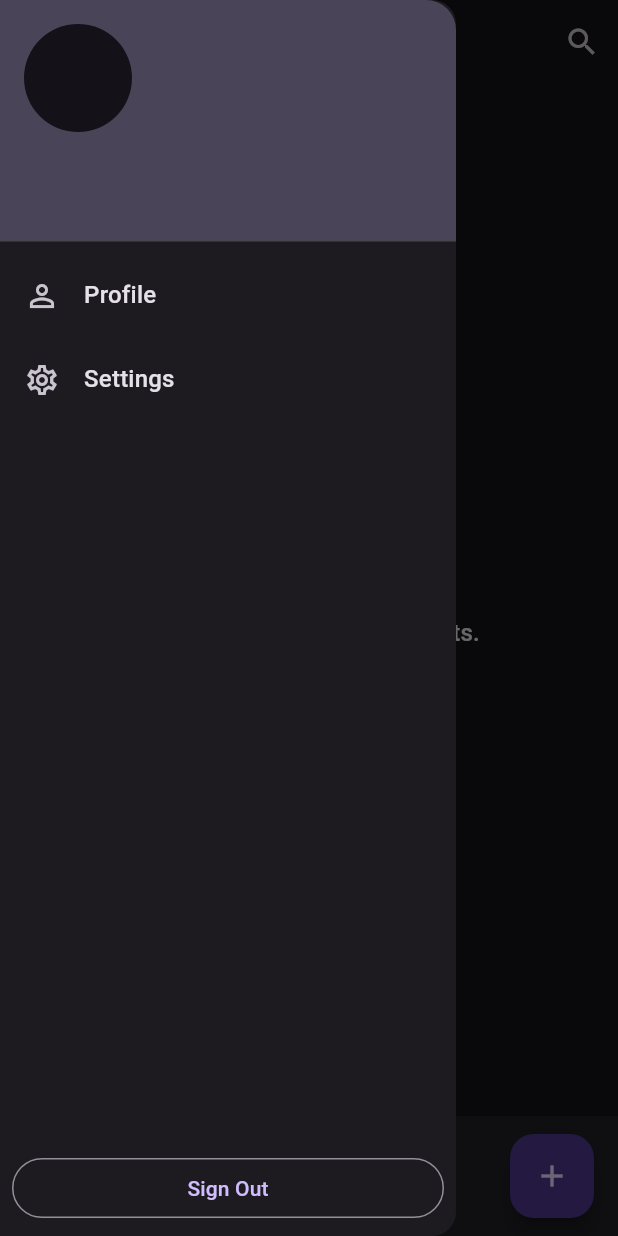
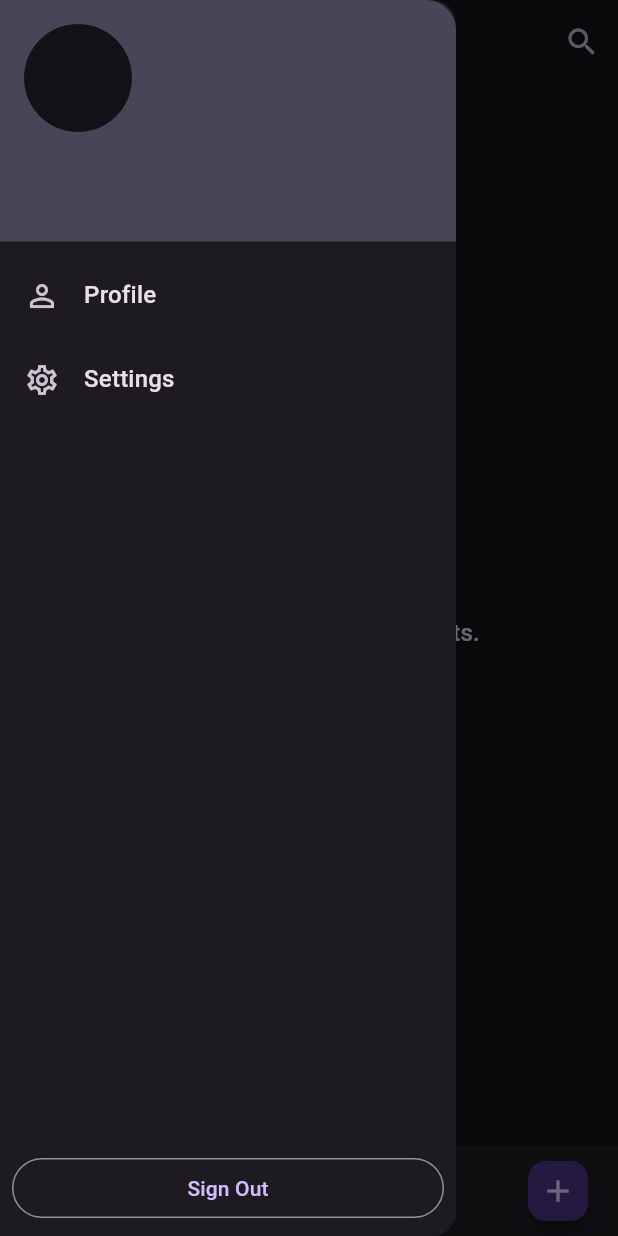
Before and after one commit to MuktharAmiyan/Pixgraphy, a Flutter app: the MainView screen opened by its route, with the side drawer open, on a phone screen of 412 x 824 dp. Run offline on Flutter 3.47's test engine with Material 2 defaults, Android fonts, the phone set to English and light mode, and no system bars; our stand-ins replace cached_network_image, cloud_firestore, connectivity_plus, firebase_auth, firebase_core, firebase_messaging and 9 more; accounts and stored records are empty; network calls fail.

Commit message:
some changes

```diff
--- /dev/null
+++ b/lib/state/connectivity/conectivity_provider.dart
@@ -0,0 +1,18 @@
+import 'dart:async';
+
+import 'package:connectivity_plus/connectivity_plus.dart';
+import 'package:flutter_riverpod/flutter_riverpod.dart';
+
+final connectivityProvider =
+    StreamProvider.autoDispose<ConnectivityResult>((ref) {
+  final controller = StreamController<ConnectivityResult>();
+  final sub =
+      Connectivity().onConnectivityChanged.listen((ConnectivityResult result) {
+    controller.sink.add(result);
+  });
+  ref.onDispose(() {
+    controller.close();
+    sub.cancel();
+  });
+  return controller.stream;
+});
--- a/lib/view/auth/sign_in_view.dart
+++ b/lib/view/auth/sign_in_view.dart
@@ -2,7 +2,6 @@ import 'package:flutter/material.dart';
 import 'package:flutter_riverpod/flutter_riverpod.dart';
 import 'package:pixgraphy/state/auth/model/auth_failure.dart';
 import 'package:pixgraphy/view/components/snakbar/snakbar_model.dart';
-import 'package:pixgraphy/view/components/snakbar/error_snakbar.dart';
 import '../../state/auth/notifier/auth_state_notifier.dart';
 import '../components/app_logo/app_logo.dart';
 import '../components/google_auth_button/continue_with_google_button.dart';
@@ -18,8 +17,8 @@ class SignInView extends ConsumerWidget {
     ref.listen(
       authStateProvider,
       (_, authState) => authState.maybeMap(
-        error: (error) => ErrorSnackbar(
-          errorText: error.failure.toErrString,
+        error: (error) => AppSnackbar(
+          message: error.failure.toErrString,
           context: context,
         ).show,
         orElse: () => null,
--- a/lib/view/auth/sign_up_view.dart
+++ b/lib/view/auth/sign_up_view.dart
@@ -6,7 +6,6 @@ import 'package:pixgraphy/view/components/app_logo/app_logo.dart';
 import 'package:pixgraphy/view/components/constants/strings.dart';
 import 'package:pixgraphy/view/components/google_auth_button/continue_with_google_button.dart';
 import 'package:pixgraphy/view/components/liner_progress/appbar_bottom_loading.dart';
-import 'package:pixgraphy/view/components/snakbar/error_snakbar.dart';
 import 'package:pixgraphy/view/components/snakbar/snakbar_model.dart';
 
 import '../../state/auth/notifier/auth_state_notifier.dart';
@@ -20,8 +19,8 @@ class SignUpView extends ConsumerWidget {
     ref.listen(
       authStateProvider,
       (_, authState) => authState.maybeMap(
-        error: (error) => ErrorSnackbar(
-          errorText: error.failure.toErrString,
+        error: (error) => AppSnackbar(
+          message: error.failure.toErrString,
           context: context,
         ).show,
         orElse: () => null,
--- a/lib/view/components/app_bar/main_app_bar.dart
+++ b/lib/view/components/app_bar/main_app_bar.dart
@@ -15,7 +15,8 @@ class MainAppBar extends ConsumerWidget implements PreferredSizeWidget {
     final uid = ref.watch(userIdProvider);
     return AnimatedContainer(
       duration: const Duration(milliseconds: 800),
-      height: isShow ? 100 : 0,
+      curve: Curves.ease,
+      height: isShow ? 80 : 0,
       child: AppBar(
         elevation: 0,
         leading: Padding(
@@ -47,5 +48,5 @@ class MainAppBar extends ConsumerWidget implements PreferredSizeWidget {
   }
 
   @override
-  Size get preferredSize => const Size(double.infinity, 120);
+  Size get preferredSize => const Size(double.infinity, 80);
 }
--- a/lib/view/components/constants/strings.dart
+++ b/lib/view/components/constants/strings.dart
@@ -123,7 +123,8 @@ class Strings {
       "Are you  sure you want to sign out ?";
   static const postDeleted = "Post deleted";
   static const save = "Save";
-
+  static const noInternetFound = "Oops no internet found !";
+  static const retry = "Retry";
   static const reportList = [
     'Violent or repulsive content',
     'Hateful or abusive content',
--- a/lib/view/components/post/post_detail_view.dart
+++ b/lib/view/components/post/post_detail_view.dart
@@ -13,12 +13,12 @@ import 'package:pixgraphy/view/components/post/network_image_view.dart';
 import 'package:pixgraphy/view/components/post/post_menu_list.dart';
 import 'package:pixgraphy/view/components/profile/profile_circle_avathar.dart';
 import 'package:pixgraphy/view/components/profile/profile_name.dart';
-import 'package:pixgraphy/view/components/snakbar/error_snakbar.dart';
 import 'package:pixgraphy/view/components/text/subtitle.dart';
 import 'package:pixgraphy/view/components/text/title.dart';
 import '../../../state/post/model/post.dart';
 import '../../../state/post/notifier/post_notifier.dart';
 import '../comment/comment_card.dart';
+import '../snakbar/snakbar_model.dart';
 
 class PostDetailView extends ConsumerWidget {
   final Post post;
@@ -32,8 +32,8 @@ class PostDetailView extends ConsumerWidget {
     final userId = ref.watch(userIdProvider);
     ref.listen(postProvider, (_, state) {
       state.maybeWhen(
-          failure: (failure) => ErrorSnackbar(
-                errorText: Strings.somethingwentwrong,
+          failure: (failure) => AppSnackbar(
+                message: Strings.somethingwentwrong,
                 context: context,
               ),
           deleted: () {
--- a/lib/view/components/snakbar/error_snakbar.dart
+++ /dev/null
@@ -1,15 +0,0 @@
-import 'package:flutter/material.dart';
-import 'package:pixgraphy/view/components/snakbar/snakbar_model.dart';
-
-class ErrorSnackbar extends AppSnackbar {
-  const ErrorSnackbar({
-    required String errorText,
-    required super.context,
-  }) : super(
-          prefixIcon: const Icon(
-            Icons.error_outline,
-            color: Colors.redAccent,
-          ),
-          message: errorText,
-        );
-}
--- a/lib/view/components/snakbar/snakbar_model.dart
+++ b/lib/view/components/snakbar/snakbar_model.dart
@@ -3,34 +3,22 @@ import 'package:flutter/material.dart';
 @immutable
 class AppSnackbar {
   final BuildContext context;
-  final Icon? prefixIcon;
+
   final String message;
+  final SnackBarAction? action;
 
-  const AppSnackbar({
-    required this.context,
-    this.prefixIcon,
-    required this.message,
-  });
+  const AppSnackbar(
+      {required this.context, required this.message, this.action});
 }
 
 extension Show on AppSnackbar {
   ScaffoldFeatureController<SnackBar, SnackBarClosedReason> get show =>
       ScaffoldMessenger.of(context).showSnackBar(
         SnackBar(
-          content: Wrap(
-            children: [
-              if (prefixIcon != null) ...[prefixIcon!],
-              const SizedBox(
-                width: 5,
-              ),
-              Text(
-                message,
-                style: Theme.of(context).textTheme.labelMedium!.copyWith(
-                      color: Theme.of(context).colorScheme.background,
-                    ),
-              ),
-            ],
+          content: Text(
+            message,
           ),
+          action: action,
         ),
       );
 }
--- a/lib/view/main/main_view.dart
+++ b/lib/view/main/main_view.dart
@@ -1,21 +1,20 @@
+import 'dart:developer';
+import 'package:connectivity_plus/connectivity_plus.dart';
 import 'package:flutter/material.dart';
 import 'package:flutter/rendering.dart';
 import 'package:flutter_riverpod/flutter_riverpod.dart';
 import 'package:go_router/go_router.dart';
 import 'package:pixgraphy/state/auth/notifier/auth_state_notifier.dart';
+import 'package:pixgraphy/state/connectivity/conectivity_provider.dart';
 import 'package:pixgraphy/state/post/provider/feed_provider.dart';
 import 'package:pixgraphy/state/user_info/provider/user_info_provider.dart';
 import 'package:pixgraphy/view/components/app_bar/main_app_bar.dart';
 import 'package:pixgraphy/view/components/constants/strings.dart';
-import 'package:pixgraphy/view/components/delegate/user_search_delegate.dart';
 import 'package:pixgraphy/view/components/post/masonary_post_grid_view.dart';
-import 'package:pixgraphy/view/components/snakbar/error_snakbar.dart';
 import 'package:pixgraphy/view/components/snakbar/snakbar_model.dart';
 import '../../route/route_const.dart';
 import '../../state/auth/provider/user_id_provider.dart';
-import '../components/app_logo/app_logo.dart';
 import '../components/drawer/profile_drawer.dart';
-import '../components/profile/profile_circle_avathar.dart';
 
 class MainView extends ConsumerStatefulWidget {
   const MainView({super.key});
@@ -48,11 +47,12 @@ class _MainViewState extends ConsumerState<MainView> {
   @override
   Widget build(BuildContext context) {
     final uid = ref.watch(userIdProvider);
+    //FOR THE CHECKING SUSPENDED USER
     ref.listen(userInfoStreamProvider(uid), (_, next) {
       next.maybeWhen(
         data: (user) {
           if (user.isDisabled == true) {
-            ErrorSnackbar(errorText: Strings.accountDisabled, context: context)
+            AppSnackbar(message: Strings.accountDisabled, context: context)
                 .show;
             Future.delayed(const Duration(seconds: 4), () {
               ref.read(authStateProvider.notifier).signOut();
@@ -62,35 +62,28 @@ class _MainViewState extends ConsumerState<MainView> {
         orElse: () => null,
       );
     });
+
+    //CONNECTION CHECK
+    ref.listen(connectivityProvider, (_, result) {
+      result.whenOrNull(
+        data: (connectivity) {
+          log(connectivity.toString());
+          if (connectivity == ConnectivityResult.none) {
+            AppSnackbar(
+              message: Strings.noInternetFound,
+              context: context,
+              action: SnackBarAction(
+                label: Strings.retry,
+                onPressed: () => ref.refresh(connectivityProvider),
+              ),
+            ).show;
+          }
+        },
+      );
+    });
+
     return Scaffold(
       appBar: MainAppBar(_showBottom),
-      // appBar: AppBar(
-      //   elevation: 0,
-      //   leading: Padding(
-      //     padding: const EdgeInsets.all(8.0),
-      //     child: Builder(builder: (context) {
-      //       return ProfileCircleAvatar(
-      //         uid: uid,
-      //         onTap: () => Scaffold.of(context).openDrawer(),
-      //       );
-      //     }),
-      //   ),
-      //   title: const AppLogo(
-      //     size: 20,
-      //   ),
-      //   centerTitle: true,
-      //   actions: [
-      //     IconButton(
-      //       onPressed: () async {
-      //         await showSearch(
-      //           context: context,
-      //           delegate: UserSearchDelegate(ref),
-      //         );
-      //       },
-      //       icon: const Icon(Icons.search_outlined),
-      //     )
-      //   ],
-      // ),
       drawer: ProfileDrawer(
         uid: uid,
       ),
@@ -108,17 +101,22 @@ class _MainViewState extends ConsumerState<MainView> {
           ),
       bottomNavigationBar: AnimatedContainer(
         duration: const Duration(milliseconds: 800),
-        height: _showBottom ? 80 : 0,
+        curve: Curves.ease,
+        height: _showBottom ? 60 : 0,
         child: BottomAppBar(
+          clipBehavior: Clip.antiAlias,
           child: Row(
             mainAxisAlignment: MainAxisAlignment.start,
             children: [
               IconButton(
+                tooltip: Strings.unsplashExplore,
                 onPressed: () => context.pushNamed(RouteName.unsplashSearch),
                 icon: const Icon(Icons.travel_explore),
               ),
               IconButton(
-                onPressed: () {},
+                onPressed: () {
+                  log("message");
+                },
                 icon: const Icon(Icons.notifications_outlined),
               )
             ],
@@ -126,7 +124,7 @@ class _MainViewState extends ConsumerState<MainView> {
         ),
       ),
       floatingActionButton: _showBottom
-          ? FloatingActionButton(
+          ? FloatingActionButton.small(
               tooltip: Strings.addPost,
               onPressed: () => context.pushNamed(RouteName.addPost),
               child: const Icon(Icons.add),
--- a/lib/view/profile/edit_profile_view.dart
+++ b/lib/view/profile/edit_profile_view.dart
@@ -9,7 +9,6 @@ import 'package:pixgraphy/state/user_info/notifier/user_info_notifier.dart';
 import 'package:pixgraphy/view/components/constants/strings.dart';
 import 'package:pixgraphy/view/components/liner_progress/appbar_bottom_loading.dart';
 import 'package:pixgraphy/view/components/profile/profile_circle_avathar.dart';
-import 'package:pixgraphy/view/components/snakbar/error_snakbar.dart';
 import 'package:pixgraphy/view/components/snakbar/snakbar_model.dart';
 
 class EditProfileview extends ConsumerStatefulWidget {
@@ -77,7 +76,7 @@ class _EditProfileviewState extends ConsumerState<EditProfileview> {
       state.maybeWhen(
         success: () => {ref.refresh(imagePickerProvider), context.pop()},
         faliure: () {
-          ErrorSnackbar(errorText: Strings.somethingwentwrong, context: context)
+          AppSnackbar(message: Strings.somethingwentwrong, context: context)
               .show;
         },
         orElse: () {},
--- a/lib/view/report/report_view.dart
+++ b/lib/view/report/report_view.dart
@@ -5,7 +5,6 @@ import 'package:pixgraphy/state/report/model/report_type.dart';
 import 'package:pixgraphy/state/report/notifier/report_notifier.dart';
 import 'package:pixgraphy/view/components/constants/strings.dart';
 import 'package:pixgraphy/view/components/liner_progress/appbar_bottom_loading.dart';
-import 'package:pixgraphy/view/components/snakbar/error_snakbar.dart';
 import 'package:pixgraphy/view/components/snakbar/snakbar_model.dart';
 
 class ReportView extends ConsumerWidget {
@@ -39,8 +38,7 @@ class ReportView extends ConsumerWidget {
             context.pop();
           },
           failure: (_) {
-            ErrorSnackbar(
-                    errorText: Strings.somethingwentwrong, context: context)
+            AppSnackbar(message: Strings.somethingwentwrong, context: context)
                 .show;
           },
           orElse: () => null);
--- a/pubspec.yaml
+++ b/pubspec.yaml
@@ -29,6 +29,7 @@ dependencies:
   firebase_messaging: ^14.2.1
   http: ^0.13.5
   cached_network_image: ^3.2.3
+  connectivity_plus: ^3.0.2
 dev_dependencies:
   flutter_test:
     sdk: flutter
```
Also changed, not shown: lib/view/add_post/add_post_view.dart (+5 -6 lines), pubspec.lock, 4 other files.
